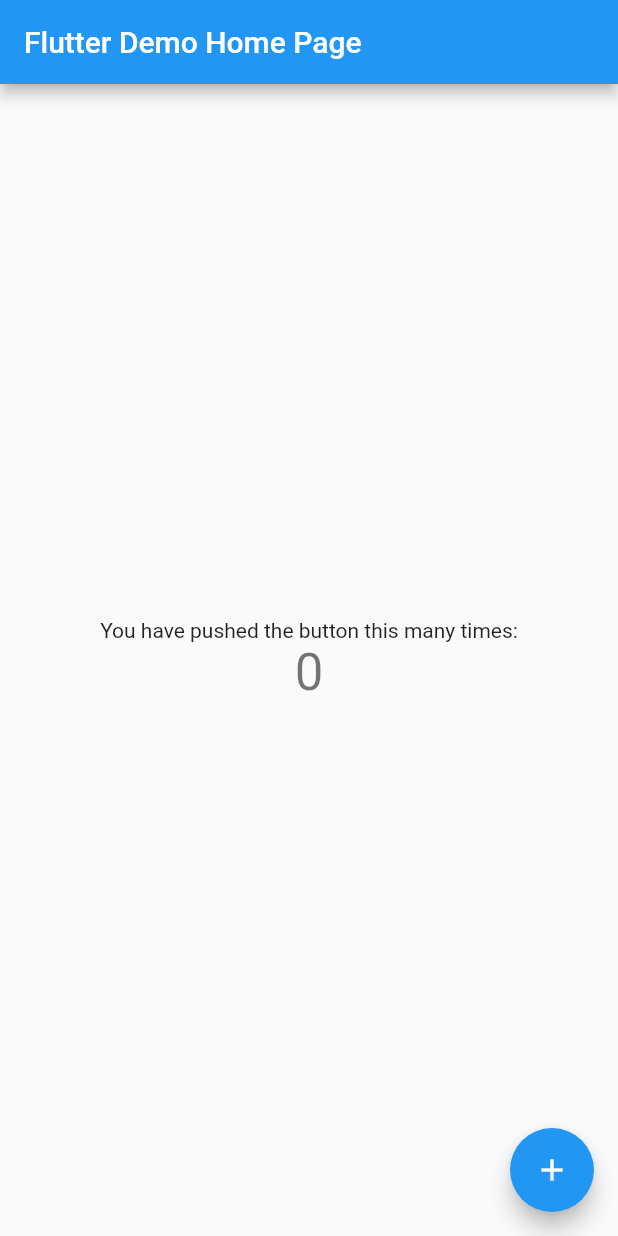
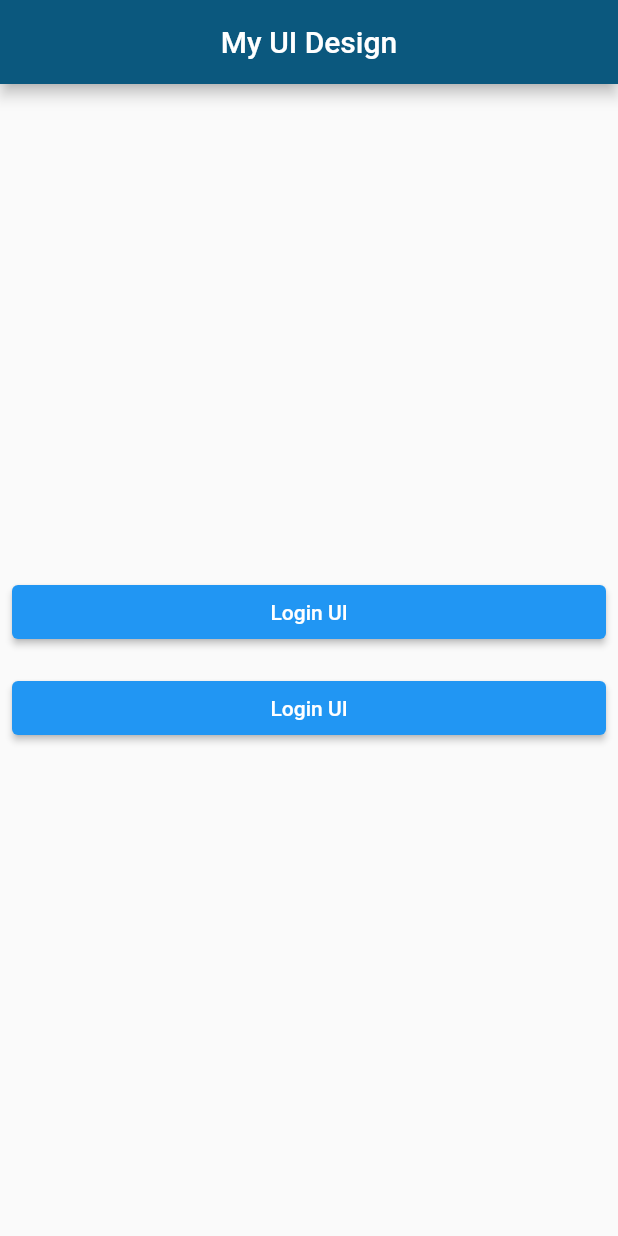
Before and after one commit to kwekuHammond/frontend_design, a Flutter app: the screen it shows after launch, on a phone screen of 412 x 824 dp. Run offline on Flutter 3.47's test engine with Material 2 defaults, Android fonts, the phone set to English and light mode, and no system bars.

Commit message:
add two buttons to HomePage

```diff
--- a/lib/main.dart
+++ b/lib/main.dart
@@ -1,115 +1,66 @@
 import 'package:flutter/material.dart';
 
 void main() {
-  runApp(const MyApp());
+  runApp(MaterialApp(
+    title: 'UI Design',
+    theme: ThemeData(primaryColor: const Color.fromARGB(255, 11, 88, 126)),
+    home: const HomePage(),
+  ));
 }
 
-class MyApp extends StatelessWidget {
-  const MyApp({super.key});
+class HomePage extends StatelessWidget {
+  const HomePage({super.key});
 
-  // This widget is the root of your application.
   @override
   Widget build(BuildContext context) {
-    return MaterialApp(
-      title: 'Flutter Demo',
-      theme: ThemeData(
-        // This is the theme of your application.
-        //
-        // Try running your application with "flutter run". You'll see the
-        // application has a blue toolbar. Then, without quitting the app, try
-        // changing the primarySwatch below to Colors.green and then invoke
-        // "hot reload" (press "r" in the console where you ran "flutter run",
-        // or simply save your changes to "hot reload" in a Flutter IDE).
-        // Notice that the counter didn't reset back to zero; the application
-        // is not restarted.
-        primarySwatch: Colors.blue,
+    return Scaffold(
+      appBar: AppBar(
+        backgroundColor: const Color.fromARGB(255, 11, 88, 126),
+        centerTitle: true,
+        title: const Text("My UI Design"),
       ),
-      home: const MyHomePage(title: 'Flutter Demo Home Page'),
+      body: Center(
+        child: Column(
+          mainAxisAlignment: MainAxisAlignment.center,
+          crossAxisAlignment: CrossAxisAlignment.center,
+          children: [
+            Padding(
+              padding: const EdgeInsets.all(8.0),
+              child: SizedBox(
+                width: double.infinity,
+                child: ElevatedButton(
+                  onPressed: () {},
+                  child: const Text("Login UI"),
+                ),
+              ),
+            ),
+            Padding(
+              padding: const EdgeInsets.all(8.0),
+              child: SizedBox(
+                width: double.infinity,
+                child: ElevatedButton(
+                  onPressed: () {},
+                  child: const Text("Login UI"),
+                ),
+              ),
+            ),
+          ],
+        ),
+      ),
     );
   }
 }
 
-class MyHomePage extends StatefulWidget {
-  const MyHomePage({super.key, required this.title});
-
-  // This widget is the home page of your application. It is stateful, meaning
-  // that it has a State object (defined below) that contains fields that affect
-  // how it looks.
-
-  // This class is the configuration for the state. It holds the values (in this
-  // case the title) provided by the parent (in this case the App widget) and
-  // used by the build method of the State. Fields in a Widget subclass are
-  // always marked "final".
-
-  final String title;
+class Button extends StatefulWidget {
+  const Button({super.key});
 
   @override
-  State<MyHomePage> createState() => _MyHomePageState();
+  State<Button> createState() => _ButtonState();
 }
 
-class _MyHomePageState extends State<MyHomePage> {
-  int _counter = 0;
-
-  void _incrementCounter() {
-    setState(() {
-      // This call to setState tells the Flutter framework that something has
-      // changed in this State, which causes it to rerun the build method below
-      // so that the display can reflect the updated values. If we changed
-      // _counter without calling setState(), then the build method would not be
-      // called again, and so nothing would appear to happen.
-      _counter++;
-    });
-  }
-
+class _ButtonState extends State<Button> {
   @override
   Widget build(BuildContext context) {
-    // This method is rerun every time setState is called, for instance as done
-    // by the _incrementCounter method above.
-    //
-    // The Flutter framework has been optimized to make rerunning build methods
-    // fast, so that you can just rebuild anything that needs updating rather
-    // than having to individually change instances of widgets.
-    return Scaffold(
-      appBar: AppBar(
-        // Here we take the value from the MyHomePage object that was created by
-        // the App.build method, and use it to set our appbar title.
-        title: Text(widget.title),
-      ),
-      body: Center(
-        // Center is a layout widget. It takes a single child and positions it
-        // in the middle of the parent.
-        child: Column(
-          // Column is also a layout widget. It takes a list of children and
-          // arranges them vertically. By default, it sizes itself to fit its
-          // children horizontally, and tries to be as tall as its parent.
-          //
-          // Invoke "debug painting" (press "p" in the console, choose the
-          // "Toggle Debug Paint" action from the Flutter Inspector in Android
-          // Studio, or the "Toggle Debug Paint" command in Visual Studio Code)
-          // to see the wireframe for each widget.
-          //
-          // Column has various properties to control how it sizes itself and
-          // how it positions its children. Here we use mainAxisAlignment to
-          // center the children vertically; the main axis here is the vertical
-          // axis because Columns are vertical (the cross axis would be
-          // horizontal).
-          mainAxisAlignment: MainAxisAlignment.center,
-          children: <Widget>[
-            const Text(
-              'You have pushed the button this many times:',
-            ),
-            Text(
-              '$_counter',
-              style: Theme.of(context).textTheme.headline4,
-            ),
-          ],
-        ),
-      ),
-      floatingActionButton: FloatingActionButton(
-        onPressed: _incrementCounter,
-        tooltip: 'Increment',
-        child: const Icon(Icons.add),
-      ), // This trailing comma makes auto-formatting nicer for build methods.
-    );
+    return ElevatedButton(onPressed: () {}, child: const Text("Login UI"));
   }
 }
```
Also changed, not shown: 1 other file.
